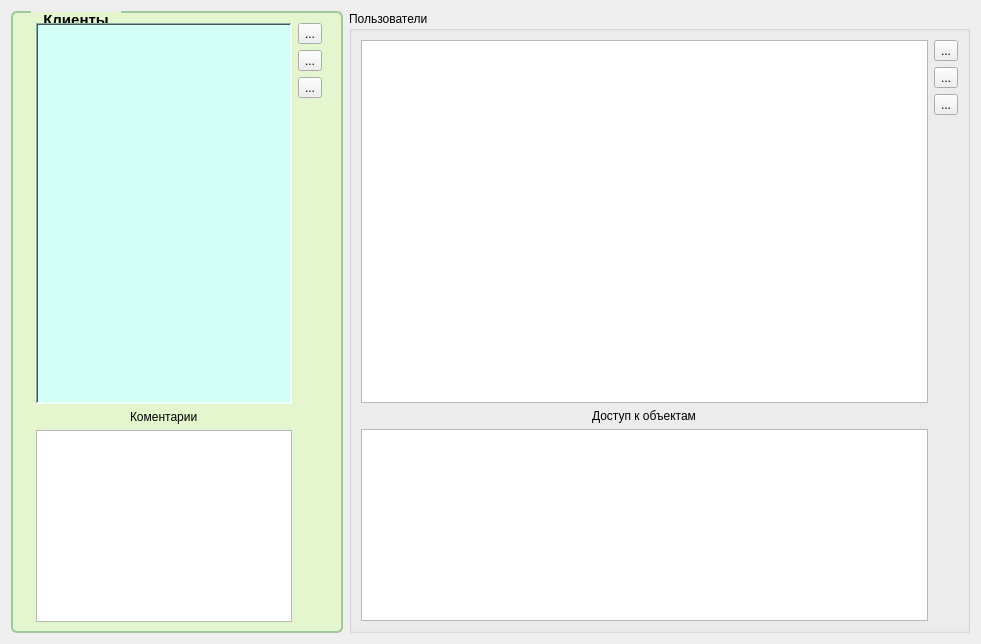
The window that MPosWebAdmin/Clients/clientsdialog.ui (rust3128/MposWebServer) describes before a commit, drawn with Qt 5.
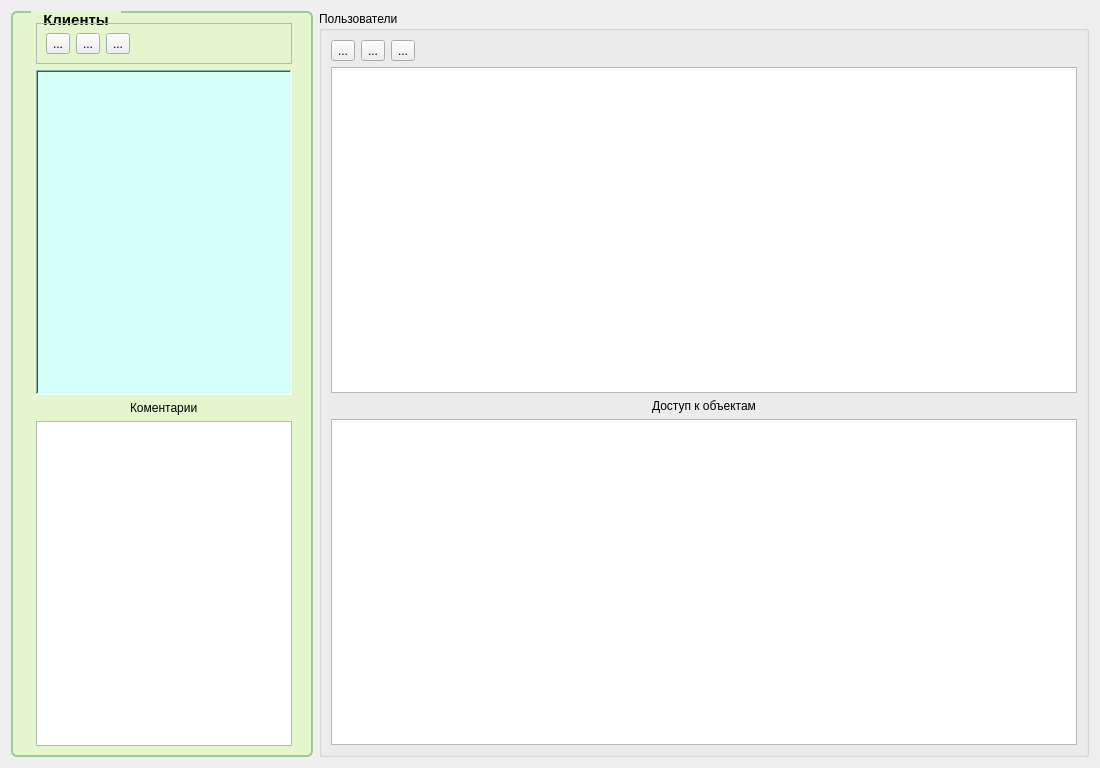
The same window after the commit. Icons and pictures are not drawn.

Diff of the .ui file:
```diff
--- a/MPosWebAdmin/Clients/clientsdialog.ui
+++ b/MPosWebAdmin/Clients/clientsdialog.ui
@@ -6,8 +6,8 @@
    <rect>
     <x>0</x>
     <y>0</y>
-    <width>981</width>
-    <height>644</height>
+    <width>1100</width>
+    <height>768</height>
    </rect>
   </property>
   <property name="windowTitle">
@@ -46,18 +46,93 @@
      <property name="flat">
       <bool>false</bool>
      </property>
-     <layout class="QGridLayout" name="gridLayout" rowstretch="1,0,0">
+     <layout class="QGridLayout" name="gridLayout_3">
       <item row="0" column="0">
+       <widget class="QFrame" name="frame">
+        <property name="frameShape">
+         <enum>QFrame::StyledPanel</enum>
+        </property>
+        <property name="frameShadow">
+         <enum>QFrame::Raised</enum>
+        </property>
+        <layout class="QGridLayout" name="gridLayout">
+         <item row="0" column="2">
+          <widget class="QToolButton" name="toolButtonClientDel">
+           <property name="text">
+            <string>...</string>
+           </property>
+           <property name="icon">
+            <iconset resource="../resource.qrc">
+             <normaloff>:/Images/delete.png</normaloff>:/Images/delete.png</iconset>
+           </property>
+           <property name="iconSize">
+            <size>
+             <width>32</width>
+             <height>32</height>
+            </size>
+           </property>
+          </widget>
+         </item>
+         <item row="0" column="1">
+          <widget class="QToolButton" name="toolButtonClientEdit">
+           <property name="text">
+            <string>...</string>
+           </property>
+           <property name="icon">
+            <iconset resource="../resource.qrc">
+             <normaloff>:/Images/edit.png</normaloff>:/Images/edit.png</iconset>
+           </property>
+           <property name="iconSize">
+            <size>
+             <width>32</width>
+             <height>32</height>
+            </size>
+           </property>
+          </widget>
+         </item>
+         <item row="0" column="0">
+          <widget class="QToolButton" name="toolButtonClientAdd">
+           <property name="text">
+            <string>...</string>
+           </property>
+           <property name="icon">
+            <iconset resource="../resource.qrc">
+             <normaloff>:/Images/add.png</normaloff>:/Images/add.png</iconset>
+           </property>
+           <property name="iconSize">
+            <size>
+             <width>32</width>
+             <height>32</height>
+            </size>
+           </property>
+          </widget>
+         </item>
+         <item row="0" column="3">
+          <spacer name="horizontalSpacer">
+           <property name="orientation">
+            <enum>Qt::Horizontal</enum>
+           </property>
+           <property name="sizeHint" stdset="0">
+            <size>
+             <width>40</width>
+             <height>20</height>
+            </size>
+           </property>
+          </spacer>
+         </item>
+        </layout>
+       </widget>
+      </item>
+      <item row="1" column="0">
        <widget class="QListView" name="listViewClients">
         <property name="styleSheet">
-         <string notr="true">background-color: rgb(211, 255, 247);
-alternate-background-color: rgb(193, 197, 255);</string>
+         <string notr="true">background-color: rgb(211, 255, 247);</string>
         </property>
         <property name="frameShape">
          <enum>QFrame::WinPanel</enum>
         </property>
         <property name="alternatingRowColors">
-         <bool>true</bool>
+         <bool>false</bool>
         </property>
         <property name="selectionBehavior">
          <enum>QAbstractItemView::SelectRows</enum>
@@ -70,84 +145,19 @@
         </property>
        </widget>
       </item>
-      <item row="2" column="0">
-       <widget class="QPlainTextEdit" name="plainTextEdit"/>
-      </item>
-      <item row="0" column="1" rowspan="3">
-       <layout class="QVBoxLayout" name="verticalLayout_2">
-        <item>
-         <widget class="QToolButton" name="toolButtonClientAdd">
-          <property name="text">
-           <string>...</string>
-          </property>
-          <property name="icon">
-           <iconset resource="../resource.qrc">
-            <normaloff>:/Images/add.png</normaloff>:/Images/add.png</iconset>
-          </property>
-          <property name="iconSize">
-           <size>
-            <width>32</width>
-            <height>32</height>
-           </size>
-          </property>
-         </widget>
-        </item>
-        <item>
-         <widget class="QToolButton" name="toolButtonClientEdit">
-          <property name="text">
-           <string>...</string>
-          </property>
-          <property name="icon">
-           <iconset resource="../resource.qrc">
-            <normaloff>:/Images/edit.png</normaloff>:/Images/edit.png</iconset>
-          </property>
-          <property name="iconSize">
-           <size>
-            <width>32</width>
-            <height>32</height>
-           </size>
-          </property>
-         </widget>
-        </item>
-        <item alignment="Qt::AlignTop">
-         <widget class="QToolButton" name="toolButtonClientDel">
-          <property name="text">
-           <string>...</string>
-          </property>
-          <property name="icon">
-           <iconset resource="../resource.qrc">
-            <normaloff>:/Images/delete.png</normaloff>:/Images/delete.png</iconset>
-          </property>
-          <property name="iconSize">
-           <size>
-            <width>32</width>
-            <height>32</height>
-           </size>
-          </property>
-         </widget>
-        </item>
-        <item>
-         <spacer name="verticalSpacer_2">
-          <property name="orientation">
-           <enum>Qt::Vertical</enum>
-          </property>
-          <property name="sizeHint" stdset="0">
-           <size>
-            <width>20</width>
-            <height>40</height>
-           </size>
-          </property>
-         </spacer>
-        </item>
-       </layout>
-      </item>
-      <item row="1" column="0" alignment="Qt::AlignHCenter">
+      <item row="2" column="0" alignment="Qt::AlignHCenter">
        <widget class="QLabel" name="label_2">
+        <property name="frameShape">
+         <enum>QFrame::NoFrame</enum>
+        </property>
         <property name="text">
          <string>Коментарии</string>
         </property>
        </widget>
       </item>
+      <item row="3" column="0">
+       <widget class="QTextEdit" name="textEditComment"/>
+      </item>
      </layout>
     </widget>
    </item>
@@ -159,13 +169,16 @@
      <property name="flat">
       <bool>false</bool>
      </property>
-     <layout class="QGridLayout" name="gridLayout_2" rowstretch="1,0,0">
-      <item row="0" column="0">
+     <layout class="QGridLayout" name="gridLayout_2">
+      <item row="1" column="0" colspan="2">
        <widget class="QTableView" name="tableView"/>
       </item>
-      <item row="0" column="1" rowspan="3">
-       <layout class="QVBoxLayout" name="verticalLayout">
-        <item alignment="Qt::AlignTop">
+      <item row="3" column="0" colspan="2">
+       <widget class="QTableView" name="tableView_2"/>
+      </item>
+      <item row="0" column="0" colspan="2">
+       <layout class="QHBoxLayout" name="horizontalLayout">
+        <item>
          <widget class="QToolButton" name="toolButton_3">
           <property name="text">
            <string>...</string>
@@ -199,7 +212,7 @@
           </property>
          </widget>
         </item>
-        <item alignment="Qt::AlignTop">
+        <item>
          <widget class="QToolButton" name="toolButton_4">
           <property name="text">
            <string>...</string>
@@ -217,24 +230,21 @@
          </widget>
         </item>
         <item>
-         <spacer name="verticalSpacer">
+         <spacer name="horizontalSpacer_2">
           <property name="orientation">
-           <enum>Qt::Vertical</enum>
+           <enum>Qt::Horizontal</enum>
           </property>
           <property name="sizeHint" stdset="0">
            <size>
-            <width>20</width>
-            <height>40</height>
+            <width>40</width>
+            <height>20</height>
            </size>
           </property>
          </spacer>
         </item>
        </layout>
       </item>
-      <item row="2" column="0">
-       <widget class="QTableView" name="tableView_2"/>
-      </item>
-      <item row="1" column="0" alignment="Qt::AlignHCenter">
+      <item row="2" column="0" colspan="2" alignment="Qt::AlignHCenter">
        <widget class="QLabel" name="label">
         <property name="text">
          <string>Доступ к объектам</string>
```
Left out of the diff: 3 changed lines with no effect on the pictures.
